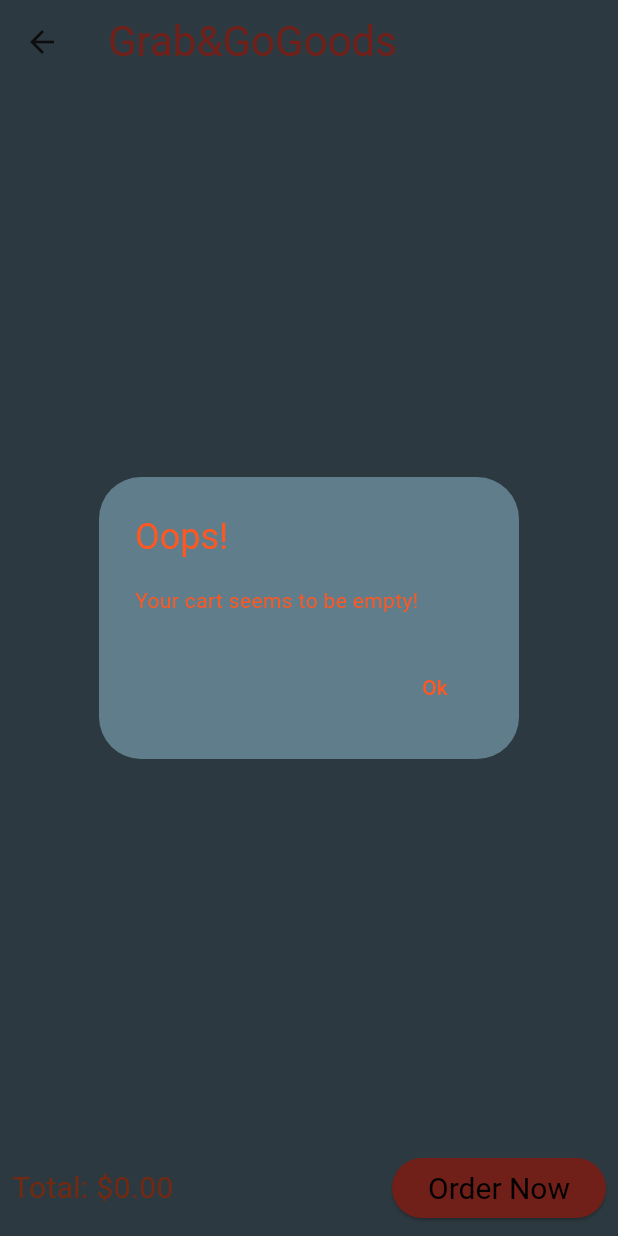
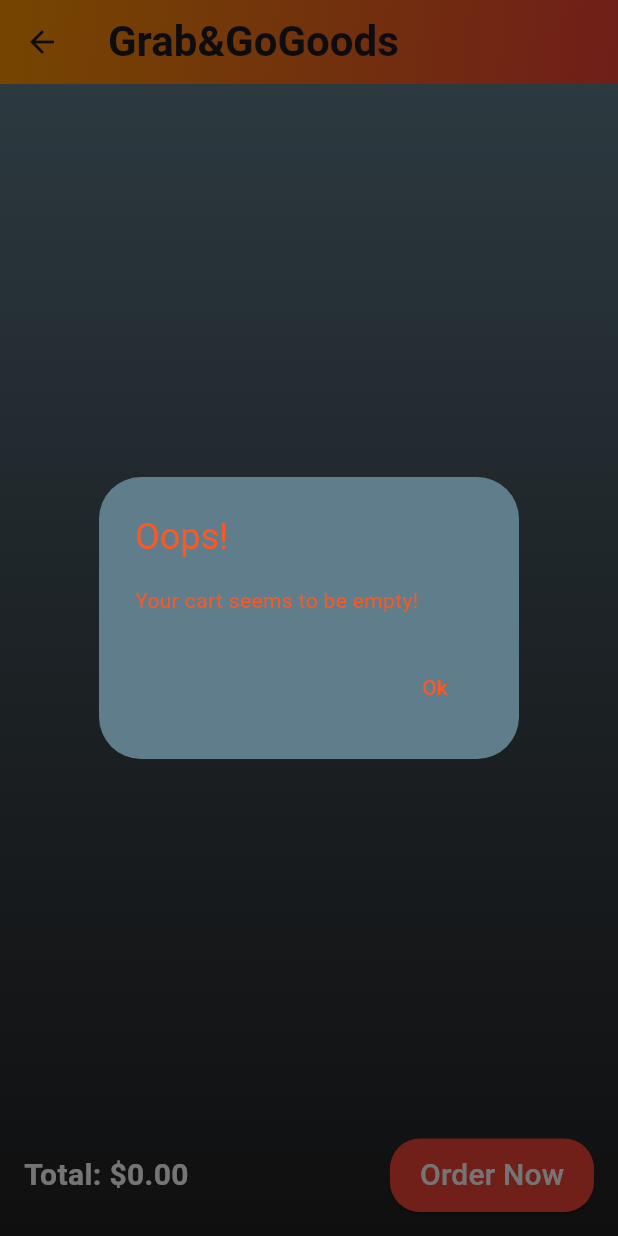
Before and after one commit to VIRENPANDYA/Group_7_VirenAyush, a Flutter app: the CartScreen screen opened directly with empty values, after a tap on "Order Now", on a phone screen of 412 x 824 dp. Run offline on Flutter 3.47's test engine with Material 3 defaults, Android fonts, the phone set to English and light mode, and no system bars; network calls fail.

Commit message:
Worked on UI for both Home and Cart Screens

```diff
--- a/finalproject_7/lib/screens/cartscreen.dart
+++ b/finalproject_7/lib/screens/cartscreen.dart
@@ -58,31 +58,59 @@ class CartScreen extends StatelessWidget {
   Widget build(BuildContext context) {
     final double totalAmount = cartItems.fold(0.0, (sum, item) => sum + item.price * item.quantity);
     return Scaffold(
-      backgroundColor: Colors.blueGrey[50],
       appBar: AppBar(
-        title: const Text('Grab&GoGoods', style: TextStyle(color: Colors.red, fontSize: 28)),
-        backgroundColor: Colors.blueGrey,
+        title: const Text(
+          'Grab&GoGoods',
+          style: TextStyle(fontSize: 28, fontWeight: FontWeight.bold),
+        ),
+        flexibleSpace: Container(
+          decoration: const BoxDecoration(
+            gradient: LinearGradient(
+              colors: [Colors.orange, Colors.red],
+              begin: Alignment.topLeft,
+              end: Alignment.bottomRight,
+            ),
+          ),
+        ),
       ),
       body: Container(
-        color: Colors.blueGrey,
+        decoration: const BoxDecoration(
+          gradient: LinearGradient(
+            colors: [Colors.blueGrey, Colors.black87],
+            begin: Alignment.topCenter,
+            end: Alignment.bottomCenter,
+          ),
+        ),
         child: Column(
           children: [
             Expanded(
               child: ListView.builder(
                 itemCount: cartItems.length,
-                itemBuilder: (ctx, i) => Container(
-                  color: Colors.blueGrey,
+                itemBuilder: (ctx, i) => Padding(
+                  padding: const EdgeInsets.symmetric(horizontal: 10.0, vertical: 5.0),
+                  child: Card(
+                    shape: RoundedRectangleBorder(
+                      borderRadius: BorderRadius.circular(10.0),
+                    ),
+                    elevation: 5,
                     child: ListTile(
                       leading: CircleAvatar(
-                      backgroundColor: Colors.blueGrey,
-                      child: Text('${cartItems[i].quantity}x', style: const TextStyle(color: Colors.deepOrange)),
+                        backgroundColor: Colors.orange,
+                        child: Text(
+                          '${cartItems[i].quantity}x',
+                          style: const TextStyle(color: Colors.white, fontWeight: FontWeight.bold),
                         ),
-                    title: Text(cartItems[i].title, style: const TextStyle(color: Colors.deepOrange)),
-                    subtitle: Text('\$${cartItems[i].price * cartItems[i].quantity}', style: const TextStyle(color: Colors.deepOrange)),
+                      ),
+                      title: Text(
+                        cartItems[i].title,
+                        style: const TextStyle(fontWeight: FontWeight.bold),
+                      ),
+                      subtitle: Text(
+                        '\$${(cartItems[i].price * cartItems[i].quantity).toStringAsFixed(2)}',
+                      ),
                       trailing: IconButton(
-                      icon: const Icon(Icons.delete, color: Colors.deepOrange),
+                        icon: const Icon(Icons.delete, color: Colors.red),
                         onPressed: () {
-                        // Handle item removal
                           removeFromCart(cartItems[i]);
                           (context as Element).markNeedsBuild();
                         },
@@ -91,23 +119,27 @@ class CartScreen extends StatelessWidget {
                   ),
                 ),
               ),
+            ),
             Padding(
-              padding: const EdgeInsets.all(8.0),
+              padding: const EdgeInsets.all(16.0),
               child: Row(
                 mainAxisAlignment: MainAxisAlignment.spaceBetween,
                 children: [
                   Text(
                     'Total: \$${totalAmount.toStringAsFixed(2)}',
-                    style: const TextStyle(fontSize: 20, color: Colors.deepOrange),
+                    style: const TextStyle(fontSize: 20, fontWeight: FontWeight.bold, color: Colors.white),
                   ),
                   ElevatedButton(
                     style: ElevatedButton.styleFrom(
+                      shape: RoundedRectangleBorder(borderRadius: BorderRadius.circular(20)),
+                      padding: const EdgeInsets.symmetric(horizontal: 20, vertical: 10),
                       backgroundColor: Colors.red,
-                      textStyle: const TextStyle(fontSize: 20),
-                      foregroundColor: Colors.black,
                     ),
                     onPressed: () => placeOrder(context),
-                    child: const Text('Order Now', style: TextStyle(color: Colors.black)),
+                    child: const Text(
+                      'Order Now',
+                      style: TextStyle(fontSize: 20, color: Colors.white),
+                    ),
                   ),
                 ],
               ),
```
Also changed, not shown: finalproject_7/lib/screens/homescreen.dart (+96 -49 lines). Lines whose indentation alone changed are shown as unchanged.
